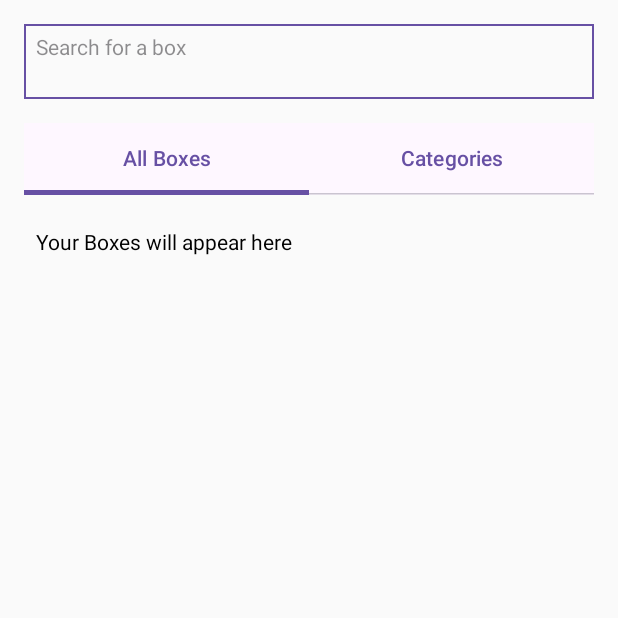
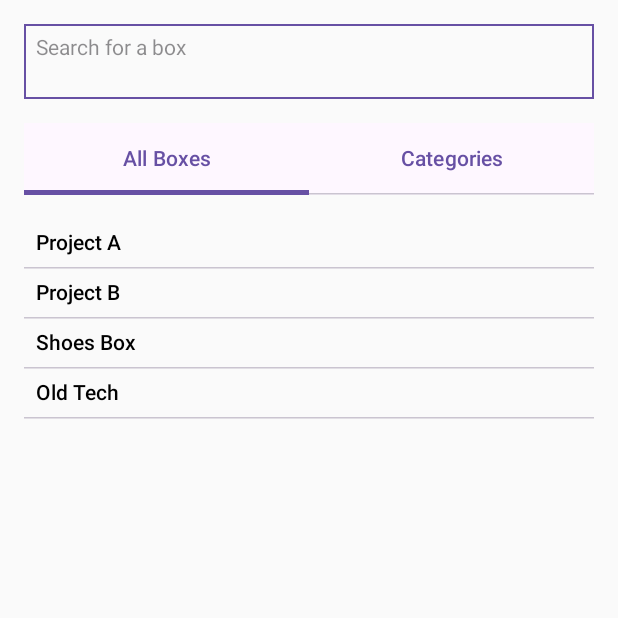
Before and after one commit to danish-a-05/Boxtrakr, an Android app built with Jetpack Compose: the screen it shows after launch (MainActivity), on a phone screen of 412 x 824 dp, the top half of it. Run offline under Robolectric (Android 15) with nearby library versions, the phone set to English and light mode, and no system bars.

Commit message:
Clickable categories + detail screen + add-category dialog; All Boxes tab updated to show boxes

```diff
--- a/app/src/main/java/com/example/boxtrakr/MainActivity.kt
+++ b/app/src/main/java/com/example/boxtrakr/MainActivity.kt
@@ -4,7 +4,10 @@ import android.os.Bundle
 import androidx.activity.ComponentActivity
 import androidx.activity.compose.setContent
 import androidx.compose.foundation.border
+import androidx.compose.foundation.clickable
 import androidx.compose.foundation.layout.*
+import androidx.compose.foundation.lazy.LazyColumn
+import androidx.compose.foundation.lazy.items
 import androidx.compose.foundation.shape.RoundedCornerShape
 import androidx.compose.foundation.text.BasicTextField
 import androidx.compose.material3.*
@@ -73,11 +76,35 @@ class MainActivity : ComponentActivity() {
         }
     }
 
+    // Data model for boxes and categories
+    data class Box(val name: String)
+    data class Category(val name: String, val boxes: MutableList<Box> = mutableListOf())
+
+    // sampleCategories for the list
+    private val sampleCategories = mutableStateListOf(
+        Category("Work", mutableListOf(Box("Project A"), Box("Project B"))),
+        Category("Personal", mutableListOf(Box("Shoes Box"), Box("Old Tech")))
+    )
     @Composable
     fun AllBoxesTab() {
-        Column(modifier = Modifier.fillMaxSize()) {
-            Text("Your Boxes will appear here", modifier = Modifier.padding(8.dp))
-            // Later: add a list of box cards
+        val categories = remember {sampleCategories}
+        val allBoxes = categories.flatMap {it.boxes}
+
+        if (allBoxes.isEmpty()) {
+            Text("No Boxes yet.", modifier = Modifier.padding(8.dp))
+        } else {
+            LazyColumn {
+                items(allBoxes) {box ->
+                    Text(
+                        text = box.name,
+                        modifier = Modifier
+                            .fillMaxWidth()
+                            .padding(8.dp),
+                        fontWeight = FontWeight.Medium
+                    )
+                    HorizontalDivider()
+                }
+            }
         }
     }
 
@@ -87,16 +114,25 @@ class MainActivity : ComponentActivity() {
         var showDialog by remember { mutableStateOf(false) }
         var newCategory by remember { mutableStateOf("")}
 
+        // Tracks which category is selected
+        var selectedCategory by remember {mutableStateOf<String?>(null)}
+
         Box( modifier = Modifier.fillMaxSize().padding(16.dp)) {
-
+            if (selectedCategory != null) {
+                CategoryDetailScreen(
+                    categoryName = selectedCategory!!,
+                    onBack = {selectedCategory = null}
+                )
+            } else {
                 // Categories List
                 Column(modifier = Modifier.align(Alignment.TopStart)) {
-                categories.forEach { category->
+                    categories.forEach { category ->
                         Text(
                             text = category,
-                        modifier = Modifier.padding(8.dp),
+                            modifier = Modifier.padding(8.dp).clickable {selectedCategory = category},
                             fontWeight = FontWeight.Medium
                         )
+                    }
                 }
             }
 
@@ -139,6 +175,28 @@ class MainActivity : ComponentActivity() {
 
                 )
             }
+
+        }
+    }
+
+    // Placeholder screen for inside a category
+    @Composable
+    fun CategoryDetailScreen(categoryName: String, onBack: () -> Unit) {
+        Column(
+            modifier = Modifier
+                .fillMaxSize()
+                .padding(16.dp)
+        ) {
+            Text(
+                text = "Back",
+                modifier = Modifier
+                    .clickable { onBack() }
+                    .padding(bottom = 8.dp),
+                fontWeight = FontWeight.Bold
+            )
+            Text("Category: $categoryName", fontWeight = FontWeight.Bold)
+            Spacer(modifier = Modifier.height(16.dp))
+            Text("This is where you'll add and view boxes for this category.")
         }
     }
 }
```
Also changed, not shown: 1 other file. Lines whose indentation alone changed are shown as unchanged.
